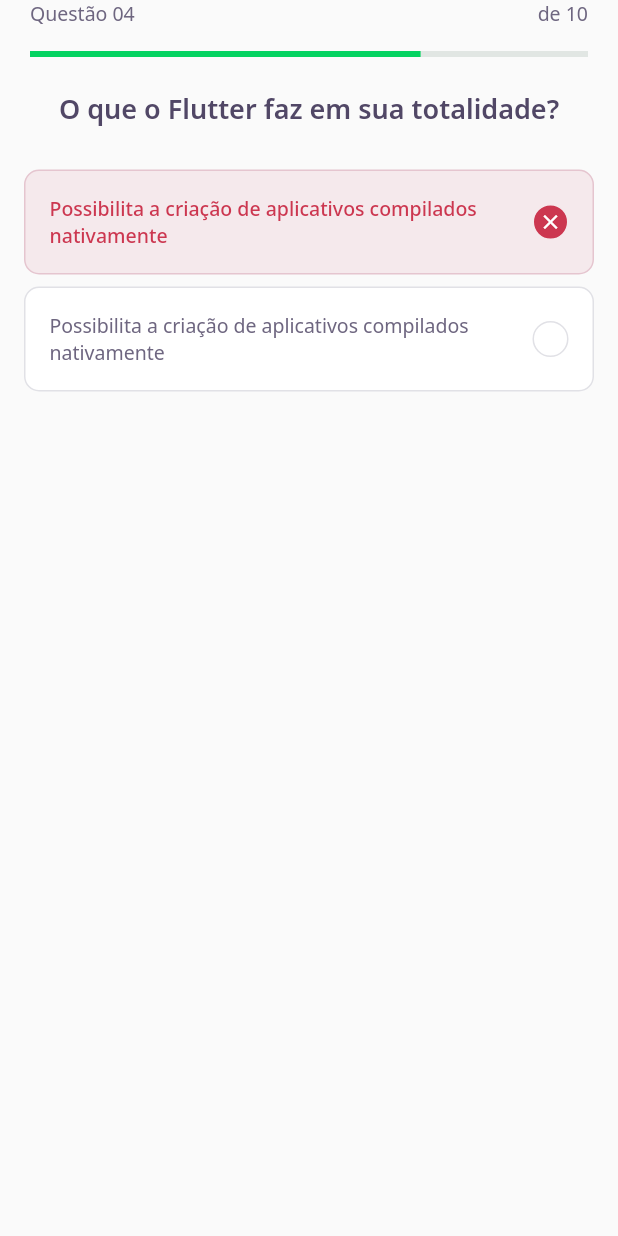
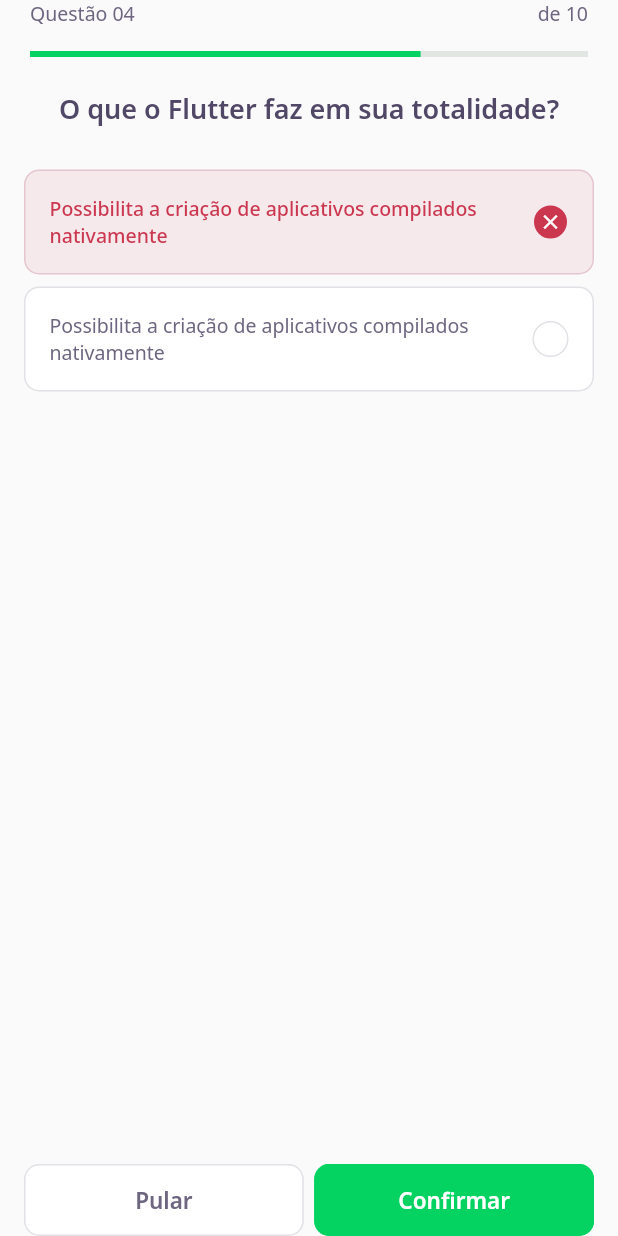
Before and after one commit to VialdeSouza/dev-quiz-flutter, a Flutter app: the ChallengePage screen opened directly, on a phone screen of 412 x 824 dp. Run offline on Flutter 3.47's test engine with Material 2 defaults, Android fonts, the phone set to English and light mode, and no system bars; our stand-ins replace google_fonts; accounts and stored records are empty.

Commit message:
feat: create NextButtonWidget

```diff
--- a/lib/challenge/challenge_page.dart
+++ b/lib/challenge/challenge_page.dart
@@ -1,3 +1,4 @@
+import 'package:DevQuiz/challenge/widgets/next_button/next_button_widget.dart';
 import 'package:DevQuiz/challenge/widgets/question_indicator/question_indicator_widget.dart';
 import 'package:DevQuiz/challenge/widgets/quiz/quiz_widget.dart';
 import 'package:flutter/material.dart';
@@ -16,6 +17,28 @@ class _ChallengePageState extends State<ChallengePage> {
         child: SafeArea(top: true, child: QuestionIndicatorWidget()),
       ),
       body: QuizWidget(title: 'O que o Flutter faz em sua totalidade?'),
+      bottomNavigationBar: SafeArea(
+        bottom: true,
+        child: Padding(
+          padding: const EdgeInsets.symmetric(horizontal: 16),
+          child: Row(
+            mainAxisAlignment: MainAxisAlignment.spaceEvenly,
+            children: [
+              Expanded(
+                  child: NextButtonWidget.white(
+                label: "Pular",
+                onTap: () {},
+              )),
+              SizedBox(width: 7),
+              Expanded(
+                  child: NextButtonWidget.green(
+                label: "Confirmar",
+                onTap: () {},
+              )),
+            ],
+          ),
+        ),
+      ),
     );
   }
 }
--- /dev/null
+++ b/lib/challenge/widgets/next_button/next_button_widget.dart
@@ -0,0 +1,66 @@
+import 'package:flutter/material.dart';
+import 'package:google_fonts/google_fonts.dart';
+
+import 'package:DevQuiz/core/app_colors.dart';
+
+class NextButtonWidget extends StatelessWidget {
+  final String label;
+  final Color backgroundColor;
+  final Color fontColor;
+  final Color borderColor;
+  final VoidCallback onTap;
+
+  const NextButtonWidget({
+    Key? key,
+    required this.label,
+    required this.backgroundColor,
+    required this.fontColor,
+    required this.borderColor,
+    required this.onTap,
+  }) : super(key: key);
+
+  NextButtonWidget.green({required String label, required VoidCallback onTap})
+      : this.backgroundColor = AppColors.darkGreen,
+        this.fontColor = AppColors.white,
+        this.borderColor = AppColors.darkGreen,
+        this.label = label,
+        this.onTap = onTap;
+
+  NextButtonWidget.white({required String label, required VoidCallback onTap})
+      : this.backgroundColor = AppColors.white,
+        this.fontColor = AppColors.grey,
+        this.borderColor = AppColors.border,
+        this.label = label,
+        this.onTap = onTap;
+
+  @override
+  Widget build(BuildContext context) {
+    return Container(
+      height: 48,
+      child: TextButton(
+        style: ButtonStyle(
+          backgroundColor: MaterialStateProperty.all(backgroundColor),
+          shape: MaterialStateProperty.all(
+            RoundedRectangleBorder(
+              borderRadius: BorderRadius.circular(10),
+            ),
+          ),
+          side: MaterialStateProperty.all(
+            BorderSide(
+              color: borderColor,
+            ),
+          ),
+        ),
+        onPressed: onTap,
+        child: Text(
+          label,
+          style: GoogleFonts.notoSans(
+            fontWeight: FontWeight.w600,
+            fontSize: 15,
+            color: fontColor,
+          ),
+        ),
+      ),
+    );
+  }
+}
--- a/lib/core/app_widget.dart
+++ b/lib/core/app_widget.dart
@@ -1,3 +1,4 @@
+import 'package:DevQuiz/challenge/challenge_page.dart';
 import 'package:DevQuiz/home/home_page.dart';
 import 'package:flutter/material.dart';
 
@@ -6,7 +7,7 @@ class AppWidget extends StatelessWidget {
   Widget build(BuildContext context) {
     return MaterialApp(
       title: "DevQuiz",
-      home: HomePage(),
+      home: ChallengePage(),
     );
   }
 }
```
